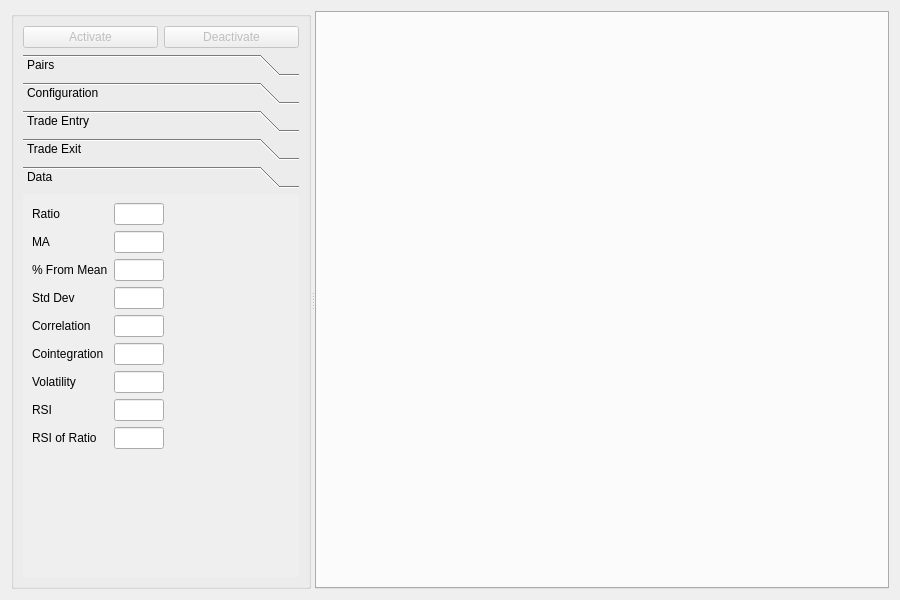
Qt form pairtabpage.ui (ProDataLab/nkny) before a commit.
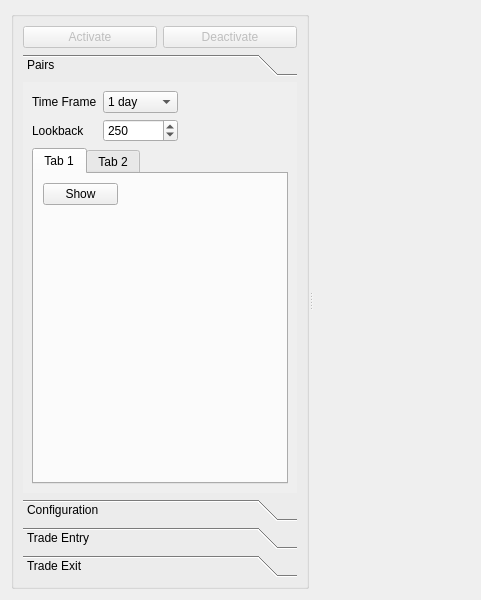
The same form after that commit. The open tabs and pages were chosen to show the change. Custom widgets are drawn as their Qt base class.

Diff of the .ui file:
```diff
--- a/pairtabpage.ui
+++ b/pairtabpage.ui
@@ -6,7 +6,7 @@
    <rect>
     <x>0</x>
     <y>0</y>
-    <width>900</width>
+    <width>481</width>
     <height>600</height>
    </rect>
   </property>
@@ -22,12 +22,6 @@
   <layout class="QVBoxLayout" name="verticalLayout_3">
    <item>
     <widget class="QSplitter" name="splitter">
-     <property name="maximumSize">
-      <size>
-       <width>16777215</width>
-       <height>16777215</height>
-      </size>
-     </property>
      <property name="orientation">
       <enum>Qt::Horizontal</enum>
      </property>
@@ -83,7 +77,7 @@
             <x>0</x>
             <y>0</y>
             <width>280</width>
-            <height>396</height>
+            <height>423</height>
            </rect>
           </property>
           <attribute name="label">
@@ -91,8 +85,8 @@
           </attribute>
           <layout class="QVBoxLayout" name="verticalLayout_6">
            <item>
-            <layout class="QHBoxLayout" name="horizontalLayout_2">
-             <item>
+            <layout class="QFormLayout" name="formLayout_3">
+             <item row="0" column="0">
               <widget class="QLabel" name="timeFrameLabel_2">
                <property name="maximumSize">
                 <size>
@@ -105,7 +99,7 @@
                </property>
               </widget>
              </item>
-             <item>
+             <item row="0" column="1">
               <widget class="QComboBox" name="timeFrameComboBox">
                <property name="maximumSize">
                 <size>
@@ -183,6 +177,32 @@
                </item>
               </widget>
              </item>
+             <item row="1" column="0">
+              <widget class="QLabel" name="lookbackLabel">
+               <property name="text">
+                <string>Lookback</string>
+               </property>
+              </widget>
+             </item>
+             <item row="1" column="1">
+              <widget class="QSpinBox" name="lookbackSpinBox">
+               <property name="maximumSize">
+                <size>
+                 <width>75</width>
+                 <height>16777215</height>
+                </size>
+               </property>
+               <property name="maximum">
+                <number>1000</number>
+               </property>
+               <property name="singleStep">
+                <number>10</number>
+               </property>
+               <property name="value">
+                <number>250</number>
+               </property>
+              </widget>
+             </item>
             </layout>
            </item>
            <item>
@@ -258,7 +278,28 @@
           <attribute name="label">
            <string>Configuration</string>
           </attribute>
-          <layout class="QFormLayout" name="formLayout_6">
+          <widget class="QWidget" name="layoutWidget">
+           <property name="geometry">
+            <rect>
+             <x>0</x>
+             <y>10</y>
+             <width>107</width>
+             <height>147</height>
+            </rect>
+           </property>
+           <layout class="QVBoxLayout" name="verticalLayout_7">
+            <item>
+             <widget class="QLabel" name="label_2">
+              <property name="text">
+               <string>TA Lookback Periods:</string>
+              </property>
+              <property name="textFormat">
+               <enum>Qt::PlainText</enum>
+              </property>
+             </widget>
+            </item>
+            <item>
+             <layout class="QFormLayout" name="formLayout">
            <item row="0" column="0">
             <widget class="QLabel" name="maLabel">
              <property name="text">
@@ -363,7 +404,27 @@
              </property>
             </widget>
            </item>
-          </layout>
+              <item row="4" column="0">
+               <widget class="QLabel" name="label_5">
+                <property name="text">
+                 <string>RSI Spread</string>
+                </property>
+               </widget>
+              </item>
+              <item row="4" column="1">
+               <widget class="QSpinBox" name="rsiSpreadSpinBox">
+                <property name="maximum">
+                 <number>999</number>
+                </property>
+                <property name="value">
+                 <number>21</number>
+                </property>
+               </widget>
+              </item>
+             </layout>
+            </item>
+           </layout>
+          </widget>
          </widget>
          <widget class="QWidget" name="page_4">
           <property name="geometry">
@@ -589,183 +650,11 @@
            </item>
           </layout>
          </widget>
-         <widget class="QWidget" name="page">
-          <property name="geometry">
-           <rect>
-            <x>0</x>
-            <y>0</y>
-            <width>141</width>
-            <height>246</height>
-           </rect>
-          </property>
-          <attribute name="label">
-           <string>Data</string>
-          </attribute>
-          <layout class="QFormLayout" name="formLayout">
-           <item row="0" column="0">
-            <widget class="QLabel" name="label_2">
-             <property name="text">
-              <string>Ratio</string>
-             </property>
-            </widget>
-           </item>
-           <item row="0" column="1">
-            <widget class="QLineEdit" name="lineEdit_3">
-             <property name="maximumSize">
-              <size>
-               <width>50</width>
-               <height>16777215</height>
-              </size>
-             </property>
-            </widget>
-           </item>
-           <item row="1" column="0">
-            <widget class="QLabel" name="label_8">
-             <property name="text">
-              <string>MA</string>
-             </property>
-            </widget>
-           </item>
-           <item row="1" column="1">
-            <widget class="QLineEdit" name="lineEdit_4">
-             <property name="maximumSize">
-              <size>
-               <width>50</width>
-               <height>16777215</height>
-              </size>
-             </property>
-            </widget>
-           </item>
-           <item row="2" column="0">
-            <widget class="QLabel" name="label_9">
-             <property name="text">
-              <string>% From Mean</string>
-             </property>
-            </widget>
-           </item>
-           <item row="2" column="1">
-            <widget class="QLineEdit" name="lineEdit_5">
-             <property name="maximumSize">
-              <size>
-               <width>50</width>
-               <height>16777215</height>
-              </size>
-             </property>
-            </widget>
-           </item>
-           <item row="3" column="0">
-            <widget class="QLabel" name="label_10">
-             <property name="text">
-              <string>Std Dev</string>
-             </property>
-            </widget>
-           </item>
-           <item row="3" column="1">
-            <widget class="QLineEdit" name="lineEdit_6">
-             <property name="maximumSize">
-              <size>
-               <width>50</width>
-               <height>16777215</height>
-              </size>
-             </property>
-            </widget>
-           </item>
-           <item row="4" column="0">
-            <widget class="QLabel" name="label_11">
-             <property name="text">
-              <string>Correlation</string>
-             </property>
-            </widget>
-           </item>
-           <item row="4" column="1">
-            <widget class="QLineEdit" name="lineEdit_7">
-             <property name="maximumSize">
-              <size>
-               <width>50</width>
-               <height>16777215</height>
-              </size>
-             </property>
-            </widget>
-           </item>
-           <item row="5" column="0">
-            <widget class="QLabel" name="label_12">
-             <property name="text">
-              <string>Cointegration</string>
-             </property>
-            </widget>
-           </item>
-           <item row="5" column="1">
-            <widget class="QLineEdit" name="lineEdit_8">
-             <property name="maximumSize">
-              <size>
-               <width>50</width>
-               <height>16777215</height>
-              </size>
-             </property>
-            </widget>
-           </item>
-           <item row="6" column="0">
-            <widget class="QLabel" name="label_13">
-             <property name="text">
-              <string>Volatility</string>
-             </property>
-            </widget>
-           </item>
-           <item row="6" column="1">
-            <widget class="QLineEdit" name="lineEdit_9">
-             <property name="maximumSize">
-              <size>
-               <width>50</width>
-               <height>16777215</height>
-              </size>
-             </property>
-            </widget>
-           </item>
-           <item row="7" column="0">
-            <widget class="QLabel" name="label_14">
-             <property name="text">
-              <string>RSI</string>
-             </property>
-            </widget>
-           </item>
-           <item row="7" column="1">
-            <widget class="QLineEdit" name="lineEdit_10">
-             <property name="maximumSize">
-              <size>
-               <width>50</width>
-               <height>16777215</height>
-              </size>
-             </property>
-            </widget>
-           </item>
-           <item row="8" column="0">
-            <widget class="QLabel" name="label_15">
-             <property name="text">
-              <string>RSI of Ratio</string>
-             </property>
-            </widget>
-           </item>
-           <item row="8" column="1">
-            <widget class="QLineEdit" name="lineEdit_11">
-             <property name="maximumSize">
-              <size>
-               <width>50</width>
-               <height>16777215</height>
-              </size>
-             </property>
-            </widget>
-           </item>
-          </layout>
-         </widget>
-        </widget>
-       </item>
-      </layout>
-     </widget>
-     <widget class="QTabWidget" name="tabWidget">
-      <property name="currentIndex">
-       <number>-1</number>
-      </property>
-     </widget>
+        </widget>
+       </item>
+      </layout>
+     </widget>
+     <widget class="MdiArea" name="mdiArea" native="true"/>
     </widget>
    </item>
   </layout>
@@ -777,6 +666,12 @@
    <header>contractdetailswidget.h</header>
    <container>1</container>
   </customwidget>
+  <customwidget>
+   <class>MdiArea</class>
+   <extends>QWidget</extends>
+   <header>mdiarea.h</header>
+   <container>1</container>
+  </customwidget>
  </customwidgets>
  <resources/>
  <connections/>
```
Left out of the diff: 115 changed lines with no effect on the pictures. Lines whose indentation alone changed are shown as unchanged.
